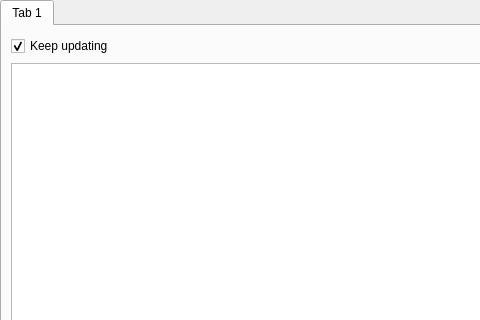
Above: application/pages/LogPage.ui from FreesmTeam/FreesmLauncher before the change; both pictures show x 0 to 480 and y 0 to 320 of the 825 by 782 pixel window. Below: the same form after it.
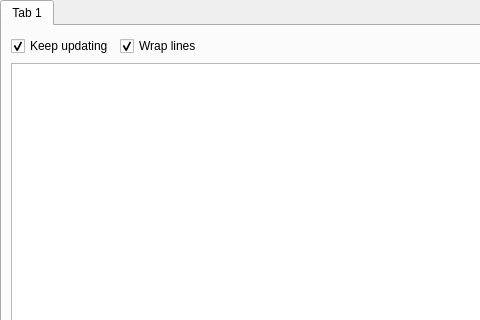
That is the form after the change.

Commit message: NOISSUE add line wrapping checkbox to log page

Diff of the .ui file:
```diff
--- a/application/pages/LogPage.ui
+++ b/application/pages/LogPage.ui
@@ -64,6 +64,16 @@
            </property>
           </widget>
          </item>
+         <item>
+          <widget class="QCheckBox" name="wrapCheckbox">
+           <property name="text">
+            <string>Wrap lines</string>
+           </property>
+           <property name="checked">
+            <bool>true</bool>
+           </property>
+          </widget>
+         </item>
          <item>
           <spacer name="horizontalSpacer">
            <property name="orientation">
```
Left out of the diff: 1 changed line with no effect on the pictures. The commit also changes 2 other files.
